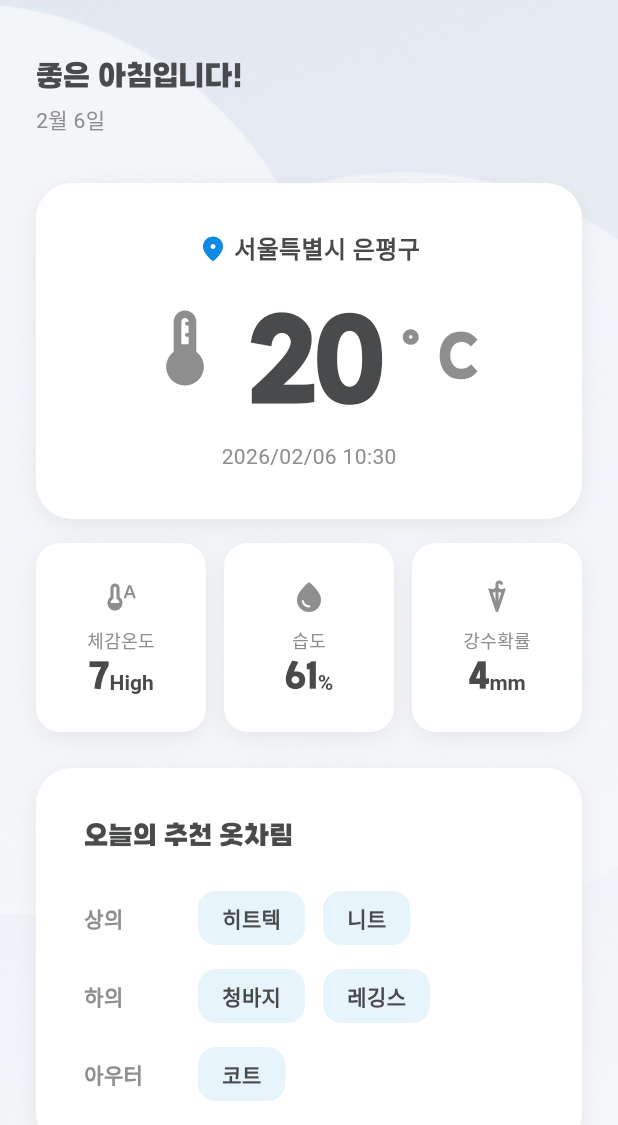
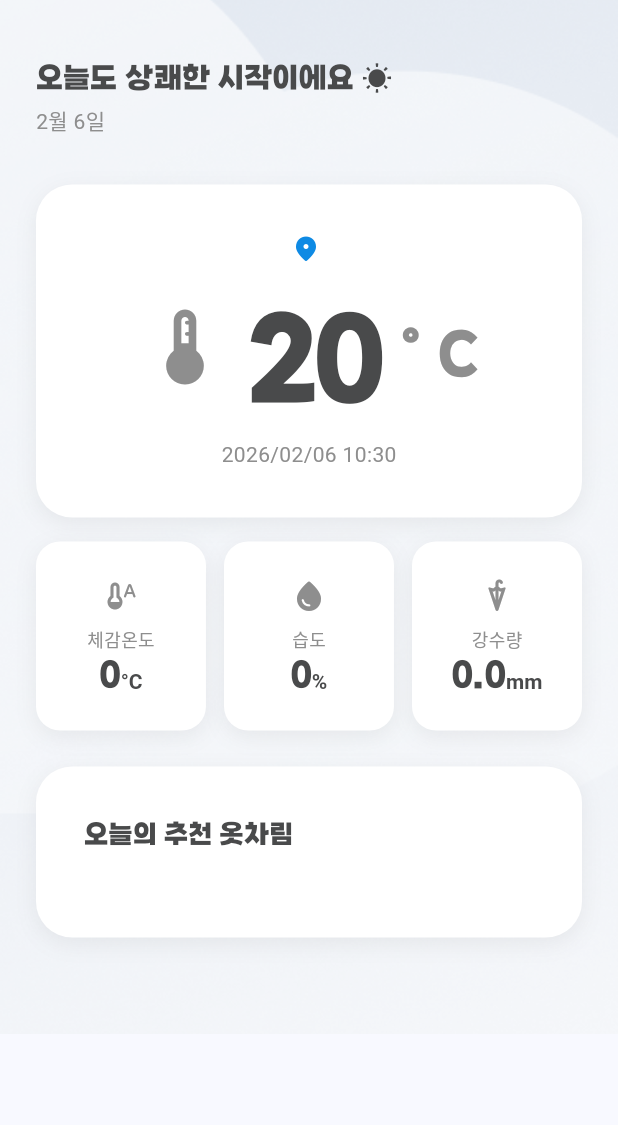
Before and after one commit to complete0415Jiyoung/otcharimpyo, a Flutter app: the OutfitScreen screen opened directly with empty values, on a phone screen of 412 x 824 dp. Shown: the top 1125 px of the screen. Run offline on Flutter 3.47's test engine with Material 3 defaults, Android fonts, the phone set to English and light mode, and no system bars; our stand-ins replace flutter_dotenv, freezed_annotation, geocoding, geolocator, go_router, hooks_riverpod and 2 more; accounts and stored records are empty; generated files the repository leaves out were written again; Roboto replaces fonts that are missing (GangwonEduAll).

Commit message:
feat: 온도, 위치 실제데이터 불러오기

```diff
--- a/lib/weather/presentation/outfit_screen.dart
+++ b/lib/weather/presentation/outfit_screen.dart
@@ -24,9 +24,17 @@ class _OutfitScreenState extends State<OutfitScreen> {
   // 시간대별 인사말
   String _getGreeting() {
     final hour = DateTime.now().hour;
-    if (hour < 12) return '좋은 아침입니다!';
-    if (hour < 18) return '좋은 오후입니다!';
-    return '좋은 저녁입니다!';
+    if (hour >= 5 && hour < 11) {
+      return '오늘도 상쾌한 시작이에요 ☀️';
+    } else if (hour >= 11 && hour < 14) {
+      return '점심은 잘 챙기셨나요? 🍱';
+    } else if (hour >= 14 && hour < 18) {
+      return '조금만 더 힘내요 💪';
+    } else if (hour >= 18 && hour < 22) {
+      return '오늘 하루도 수고 많았어요 🌆';
+    } else {
+      return '무리하지 마세요 🌙';
+    }
   }
 
   // 현재 날짜
@@ -284,9 +292,9 @@ class _OutfitScreenState extends State<OutfitScreen> {
                 color: Color(0xFF0E8AE4),
               ),
               const SizedBox(width: 4),
-              const Text(
-                '서울특별시 은평구', // 하드코딩
-                style: TextStyle(
+              Text(
+                widget.state.location, // ✅ state 사용 (하드코딩 제거)
+                style: const TextStyle(
                   fontFamily: 'GangwonEduAll',
                   fontSize: 16,
                   fontWeight: FontWeight.w700,
@@ -364,8 +372,8 @@ class _OutfitScreenState extends State<OutfitScreen> {
           child: _buildDetailItem(
             icon: Icons.thermostat_auto_rounded,
             label: '체감온도',
-            value: '7',
-            unit: 'High',
+            value: widget.state.feelsLike.toStringAsFixed(0), // ✅ state 사용
+            unit: '°C', // ✅ 단위 수정
           ),
         ),
         const SizedBox(width: AppSpacing.small),
@@ -373,7 +381,7 @@ class _OutfitScreenState extends State<OutfitScreen> {
           child: _buildDetailItem(
             icon: Icons.water_drop_rounded,
             label: '습도',
-            value: '61',
+            value: widget.state.humidity.toString(), // ✅ state 사용
             unit: '%',
           ),
         ),
@@ -381,8 +389,8 @@ class _OutfitScreenState extends State<OutfitScreen> {
         Expanded(
           child: _buildDetailItem(
             icon: Icons.umbrella_rounded,
-            label: '강수확률',
-            value: '4',
+            label: '강수량', // ✅ 라벨 수정
+            value: widget.state.precipitation.toStringAsFixed(1), // ✅ state 사용
             unit: 'mm',
           ),
         ),
@@ -473,16 +481,38 @@ class _OutfitScreenState extends State<OutfitScreen> {
           ),
           const SizedBox(height: AppSpacing.large),
 
-          // 상의
-          _buildOutfitRow('상의', ['히트텍', '니트']),
-          const SizedBox(height: AppSpacing.medium),
+          // ✅ state의 tops, bottoms, outers 사용
+          if (widget.state.tops.isNotEmpty) ...[
+            _buildOutfitRow(
+              '상의',
+              widget.state.tops.map((e) => e.name).toList(),
+            ),
+            const SizedBox(height: AppSpacing.medium),
+          ],
 
-          // 하의
-          _buildOutfitRow('하의', ['청바지', '레깅스']),
-          const SizedBox(height: AppSpacing.medium),
+          if (widget.state.bottoms.isNotEmpty) ...[
+            _buildOutfitRow(
+              '하의',
+              widget.state.bottoms.map((e) => e.name).toList(),
+            ),
+            const SizedBox(height: AppSpacing.medium),
+          ],
 
-          // 아우터
-          _buildOutfitRow('아우터', ['코트']),
+          if (widget.state.outers.isNotEmpty) ...[
+            _buildOutfitRow(
+              '아우터',
+              widget.state.outers.map((e) => e.name).toList(),
+            ),
+          ],
+
+          // 액세서리도 추가
+          if (widget.state.accessories.isNotEmpty) ...[
+            const SizedBox(height: AppSpacing.medium),
+            _buildOutfitRow(
+              '액세서리',
+              widget.state.accessories.map((e) => e.name).toList(),
+            ),
+          ],
         ],
       ),
     );
--- a/lib/weather/presentation/outfit_state.dart
+++ b/lib/weather/presentation/outfit_state.dart
@@ -10,7 +10,7 @@ enum WeatherLoadingStatus { initial, loading, success, error }
 class OutfitState with _$OutfitState {
   const factory OutfitState({
     @Default(20.0) double temperature,
-    @Default('맑음') String weatherDescription,
+    @Default('') String weatherDescription,
     @Default([]) List<OutfitItem> tops,
     @Default([]) List<OutfitItem> bottoms,
     @Default([]) List<OutfitItem> outers,
@@ -19,7 +19,7 @@ class OutfitState with _$OutfitState {
     @Default(WeatherLoadingStatus.initial) WeatherLoadingStatus loadingStatus,
     String? errorMessage,
 
-    @Default('서울특별시 은평구') String location, // 위치
+    @Default('') String location, // 위치
     @Default(0.0) double feelsLike, // 체감온도
     @Default(0) int humidity, // 습도
     @Default(0.0) double precipitation, // 강수량
```
